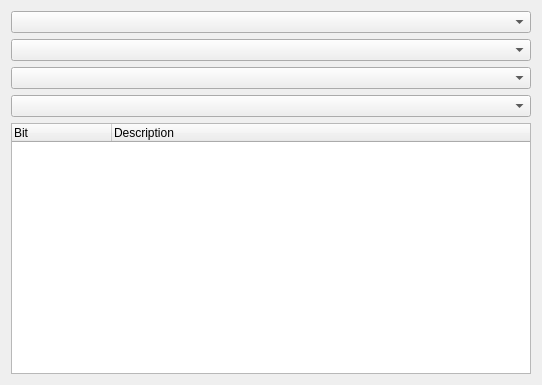
Above: SrcPony/forms/bitfield.ui from lancos/ponyprog before the change. Below: the same form after it.
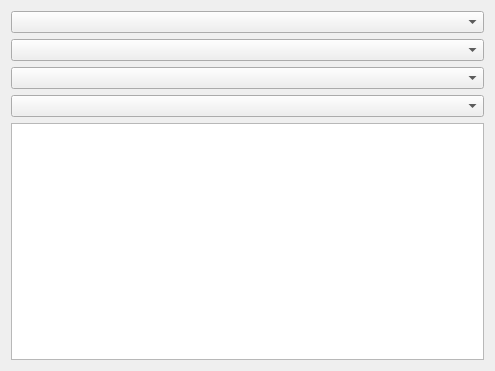
That is the form after the change.

Commit message: fuse dialog: refactoring fixes

The edit to the form file:
```diff
--- a/SrcPony/forms/bitfield.ui
+++ b/SrcPony/forms/bitfield.ui
@@ -6,30 +6,76 @@
    <rect>
     <x>0</x>
     <y>0</y>
-    <width>542</width>
-    <height>385</height>
+    <width>495</width>
+    <height>371</height>
    </rect>
   </property>
+  <property name="sizePolicy">
+   <sizepolicy hsizetype="Expanding" vsizetype="Expanding">
+    <horstretch>0</horstretch>
+    <verstretch>0</verstretch>
+   </sizepolicy>
+  </property>
   <property name="windowTitle">
    <string>Form</string>
   </property>
   <layout class="QGridLayout" name="gridLayout">
+   <property name="sizeConstraint">
+    <enum>QLayout::SetDefaultConstraint</enum>
+   </property>
    <item row="0" column="0">
-    <widget class="QComboBox" name="comboBox0"/>
+    <widget class="QComboBox" name="comboBox0">
+     <property name="sizePolicy">
+      <sizepolicy hsizetype="Expanding" vsizetype="Fixed">
+       <horstretch>0</horstretch>
+       <verstretch>0</verstretch>
+      </sizepolicy>
+     </property>
+    </widget>
    </item>
    <item row="1" column="0">
-    <widget class="QComboBox" name="comboBox1"/>
+    <widget class="QComboBox" name="comboBox1">
+     <property name="sizePolicy">
+      <sizepolicy hsizetype="Expanding" vsizetype="Fixed">
+       <horstretch>0</horstretch>
+       <verstretch>0</verstretch>
+      </sizepolicy>
+     </property>
+    </widget>
    </item>
    <item row="2" column="0">
-    <widget class="QComboBox" name="comboBox2"/>
+    <widget class="QComboBox" name="comboBox2">
+     <property name="sizePolicy">
+      <sizepolicy hsizetype="Expanding" vsizetype="Fixed">
+       <horstretch>0</horstretch>
+       <verstretch>0</verstretch>
+      </sizepolicy>
+     </property>
+    </widget>
    </item>
    <item row="3" column="0">
-    <widget class="QComboBox" name="comboBox3"/>
+    <widget class="QComboBox" name="comboBox3">
+     <property name="sizePolicy">
+      <sizepolicy hsizetype="Expanding" vsizetype="Fixed">
+       <horstretch>0</horstretch>
+       <verstretch>0</verstretch>
+      </sizepolicy>
+     </property>
+    </widget>
    </item>
    <item row="4" column="0">
     <widget class="QTreeWidget" name="treeWidget">
-     <attribute name="headerVisible">
+     <property name="sizePolicy">
+      <sizepolicy hsizetype="Expanding" vsizetype="Expanding">
+       <horstretch>0</horstretch>
+       <verstretch>0</verstretch>
+      </sizepolicy>
+     </property>
+     <property name="rootIsDecorated">
       <bool>true</bool>
+     </property>
+     <attribute name="headerVisible">
+      <bool>false</bool>
      </attribute>
      <column>
       <property name="text">
```
The commit also changes 5 other files.
